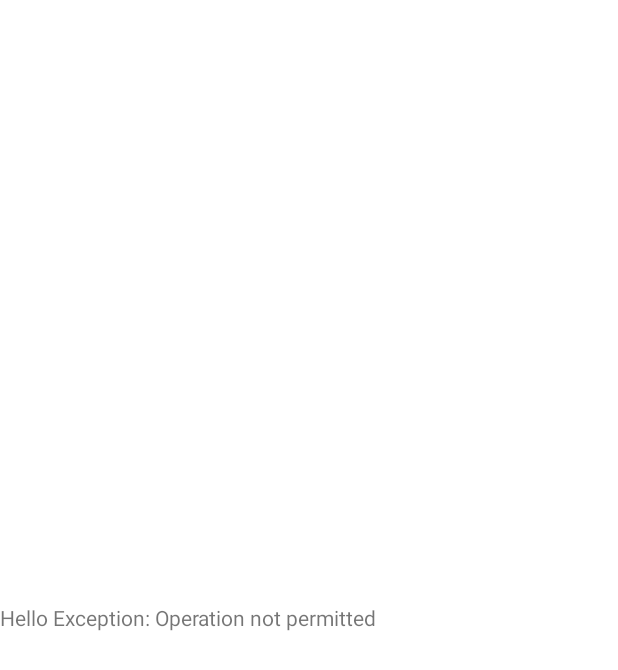
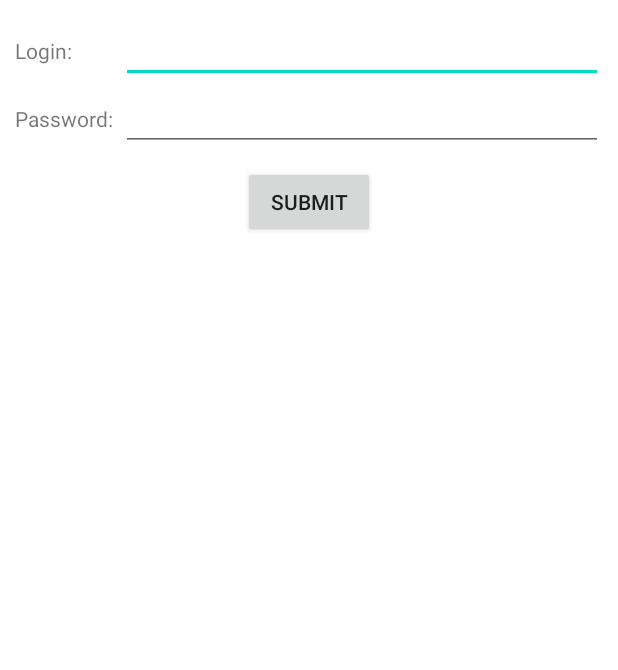
Before and after one commit to Pepe-f/AndroidProfile, an Android app: the screen it shows after launch (ViewActivity before the commit, LoginActivity after it), after a tap on "SUBMIT", on a phone screen of 412 x 824 dp. Shown: the top 670 px of the screen. Run offline under Robolectric (Android 15) with nearby library versions, the phone set to English and light mode, and no system bars.

```diff
--- a/app/src/main/AndroidManifest.xml
+++ b/app/src/main/AndroidManifest.xml
@@ -27,7 +27,7 @@
                 <category android:name="android.intent.category.LAUNCHER" />
             </intent-filter>
         </activity>
-        <activity android:name=".ViewActivity"></activity>
+        <activity android:name=".LoginActivity"></activity>
     </application>
 
 </manifest>
--- a/app/src/main/java/ru/kopylov/profileapp/FetchData.java
+++ b/app/src/main/java/ru/kopylov/profileapp/FetchData.java
@@ -1,6 +1,7 @@
 package ru.kopylov.profileapp;
 
 import android.os.AsyncTask;
+import android.util.Log;
 
 import java.io.BufferedReader;
 import java.io.InputStreamReader;
--- /dev/null
+++ b/app/src/main/java/ru/kopylov/profileapp/LoginActivity.java
@@ -0,0 +1,53 @@
+package ru.kopylov.profileapp;
+
+import android.app.Activity;
+import android.content.Intent;
+import android.os.Bundle;
+import android.view.View;
+import android.widget.Button;
+import android.widget.EditText;
+
+public class LoginActivity extends Activity implements View.OnClickListener, FetchData.AsyncResponse {
+
+    private EditText loginInput;
+    private EditText passwordInput;
+    private Button submitButton;
+    private String login;
+    private String password;
+    private String url;
+
+    @Override
+    protected void onCreate(Bundle savedInstanceState) {
+        super.onCreate(savedInstanceState);
+        setContentView(R.layout.activity_login);
+
+        loginInput = findViewById(R.id.login_input);
+        passwordInput = findViewById(R.id.password_input);
+        submitButton = findViewById(R.id.submit_button);
+
+        submitButton.setOnClickListener(this);
+    }
+
+    @Override
+    public void onClick(View view) {
+        login = loginInput.getText().toString();
+        password = passwordInput.getText().toString();
+        url = "http://f0774500.xsph.ru/getUserProfile.php";
+
+        new FetchData(this).execute(login, password, url);
+    }
+
+    @Override
+    public void processFinish(String output) {
+        if (output.equals("User not found")) {
+            Intent intent = new Intent();
+            intent.putExtra(MainActivity.USER_FULL_NAME, output);
+            setResult(RESULT_OK, intent);
+            finish();
+        } else {
+            Intent intent = new Intent();
+            setResult(RESULT_CANCELED, intent);
+            finish();
+        }
+    }
+}
--- a/app/src/main/java/ru/kopylov/profileapp/MainActivity.java
+++ b/app/src/main/java/ru/kopylov/profileapp/MainActivity.java
@@ -1,47 +1,78 @@
 package ru.kopylov.profileapp;
 
+import androidx.annotation.Nullable;
 import androidx.appcompat.app.AppCompatActivity;
 
 import android.content.Intent;
+import android.content.SharedPreferences;
 import android.os.Bundle;
-import android.view.View;
-import android.widget.Button;
-import android.widget.EditText;
+import android.widget.TextView;
+import android.widget.Toast;
 
-public class MainActivity extends AppCompatActivity implements View.OnClickListener, FetchData.AsyncResponse {
+public class MainActivity extends AppCompatActivity {
 
-    private EditText loginInput;
-    private EditText passwordInput;
-    private Button submitButton;
-    private String login;
-    private String password;
-    private String url;
+    private TextView profile;
+    private SharedPreferences preferences;
+    public static String PREF = "PROFILEAPP_PREFERENCES_FILE";
+    public final static String USER_FULL_NAME = "userfullname";
+    private int code = 0;
+    private Toast toast;
 
     @Override
-    protected void onCreate(Bundle savedInstanceState) {
+    protected void onCreate(@Nullable Bundle savedInstanceState) {
         super.onCreate(savedInstanceState);
         setContentView(R.layout.activity_main);
 
-        loginInput = findViewById(R.id.login_input);
-        passwordInput = findViewById(R.id.password_input);
-        submitButton = findViewById(R.id.submit_button);
+        profile = findViewById(R.id.profile_text);
 
-        submitButton.setOnClickListener(this);
+        String userFullName;
+        if ((userFullName = loadUserFullNameFromPref()) == null) {
+            getUserFullName();
+        } else {
+            profile.setText("Hello " + userFullName);
+        }
+    }
+
+    private String loadUserFullNameFromPref() {
+        preferences = getApplicationContext().getSharedPreferences(PREF, MODE_PRIVATE);
+        String userFullName = preferences.getString(USER_FULL_NAME, "");
+        if (userFullName.isEmpty()) {
+            return null;
+        }
+
+        return userFullName;
+    }
+
+    private void getUserFullName() {
+        Intent intent = new Intent(MainActivity.this, LoginActivity.class);
+        startActivityForResult(intent, code);
     }
 
     @Override
-    public void onClick(View view) {
-        login = loginInput.getText().toString();
-        password = loginInput.getText().toString();
-        url = "http://profilejava.loc/getUserProfile.php";
+    protected void onActivityResult(int requestCode, int resultCode, @Nullable Intent data) {
+        super.onActivityResult(requestCode, resultCode, data);
 
-        new FetchData(this).execute(login, password, url);
+        if (requestCode == code) {
+            if (resultCode == RESULT_OK) {
+                String userFullName = data.getStringExtra(USER_FULL_NAME);
+                saveUserFullName(userFullName);
+                profile.setText("Hello " + userFullName);
+            } else {
+                if (toast != null) {
+                    toast.cancel();
+                }
+
+                toast = Toast.makeText(this, "This user not found", Toast.LENGTH_SHORT);
+                toast.show();
+                getUserFullName();
+            }
+        }
     }
 
-    @Override
-    public void processFinish(String output) {
-        Intent intent = new Intent(this, ViewActivity.class);
-        intent.putExtra("full_name", output);
-        startActivity(intent);
+    private void saveUserFullName(String userFullName) {
+        preferences = getApplicationContext().getSharedPreferences(PREF, MODE_PRIVATE);
+        SharedPreferences.Editor editor = preferences.edit();
+        editor.putString(USER_FULL_NAME, userFullName);
+        editor.commit();
     }
 }
--- a/app/src/main/java/ru/kopylov/profileapp/ViewActivity.java
+++ /dev/null
@@ -1,22 +0,0 @@
-package ru.kopylov.profileapp;
-
-import android.app.Activity;
-import android.content.Intent;
-import android.os.Bundle;
-import android.widget.TextView;
-
-import androidx.annotation.Nullable;
-
-public class ViewActivity extends Activity {
-    @Override
-    protected void onCreate(@Nullable Bundle savedInstanceState) {
-        super.onCreate(savedInstanceState);
-        setContentView(R.layout.activity_view);
-
-        TextView profile = findViewById(R.id.profile_text);
-        Intent intent = getIntent();
-        String fullName = intent.getStringExtra("full_name");
-
-        profile.setText("Hello " + fullName);
-    }
-}
--- /dev/null
+++ b/app/src/main/res/layout/activity_login.xml
@@ -0,0 +1,66 @@
+<?xml version="1.0" encoding="utf-8"?>
+<LinearLayout xmlns:android="http://schemas.android.com/apk/res/android"
+    android:layout_width="match_parent"
+    android:layout_height="match_parent"
+    android:orientation="vertical">
+
+    <TableLayout
+        android:id="@+id/table_layout"
+        android:layout_width="match_parent"
+        android:layout_height="wrap_content"
+        android:layout_margin="10dp"
+        android:stretchColumns="1">
+
+        <TableRow
+            android:id="@+id/login_table_row"
+            android:layout_width="match_parent"
+            android:layout_height="wrap_content">
+
+            <TextView
+                android:id="@+id/login_text"
+                android:layout_width="match_parent"
+                android:layout_height="wrap_content"
+                android:text="Login:" />
+
+            <EditText
+                android:id="@+id/login_input"
+                android:layout_width="match_parent"
+                android:layout_height="wrap_content"
+                android:layout_marginStart="5dp">
+
+                <requestFocus />
+
+            </EditText>
+
+        </TableRow>
+
+        <TableRow
+            android:id="@+id/password_table_row"
+            android:layout_width="match_parent"
+            android:layout_height="wrap_content">
+
+            <TextView
+                android:id="@+id/password_text"
+                android:layout_width="match_parent"
+                android:layout_height="wrap_content"
+                android:text="Password:" />
+
+            <EditText
+                android:id="@+id/password_input"
+                android:layout_width="match_parent"
+                android:layout_height="wrap_content"
+                android:layout_marginStart="5dp"
+                android:inputType="textPassword" />
+
+        </TableRow>
+
+    </TableLayout>
+
+    <Button
+        android:id="@+id/submit_button"
+        android:layout_width="wrap_content"
+        android:layout_height="wrap_content"
+        android:layout_gravity="center"
+        android:text="Submit" />
+
+</LinearLayout>
--- a/app/src/main/res/layout/activity_view.xml
+++ /dev/null
@@ -1,13 +0,0 @@
-<?xml version="1.0" encoding="utf-8"?>
-<LinearLayout xmlns:android="http://schemas.android.com/apk/res/android"
-    android:layout_width="match_parent"
-    android:layout_height="match_parent">
-
-    <TextView
-        android:id="@+id/profile_text"
-        android:layout_width="wrap_content"
-        android:layout_height="wrap_content"
-        android:layout_gravity="center_vertical"
-        android:text="Profile" />
-
-</LinearLayout>
```
Also changed, not shown: app/src/main/res/layout/activity_main.xml (+7 -60 lines).
